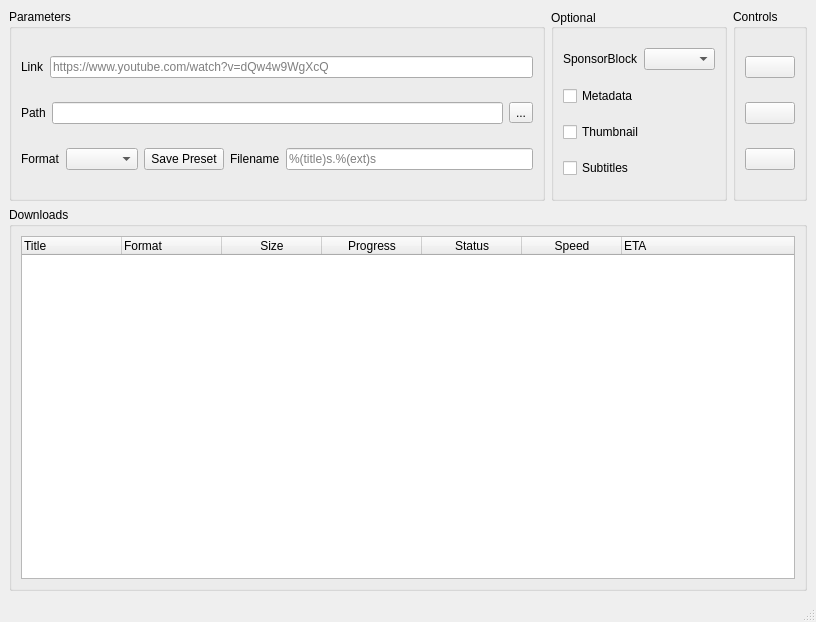
Qt form app/ui/main_window.ui (dsymbol/yt-dlp-gui) before a commit.
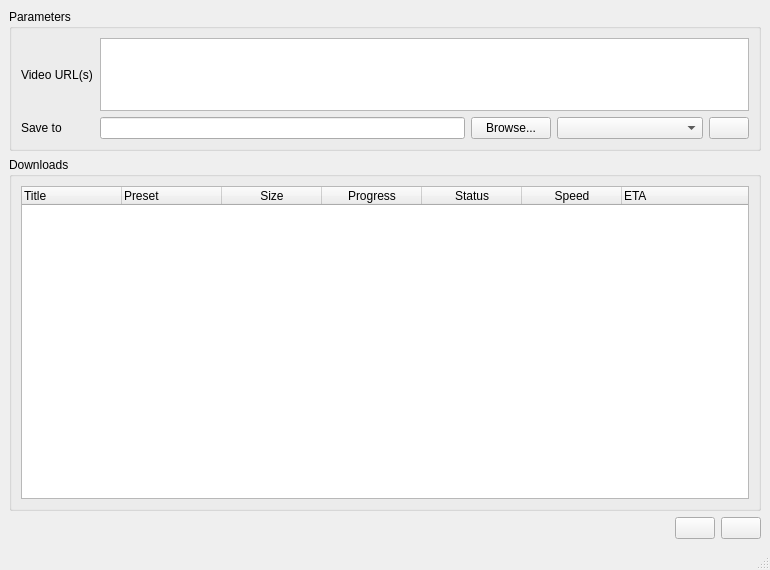
The same form after that commit.

The edit to the form file:
```diff
--- a/app/ui/main_window.ui
+++ b/app/ui/main_window.ui
@@ -6,8 +6,8 @@
    <rect>
     <x>0</x>
     <y>0</y>
-    <width>816</width>
-    <height>622</height>
+    <width>770</width>
+    <height>570</height>
    </rect>
   </property>
   <property name="windowTitle">
@@ -19,140 +19,81 @@
      <pointsize>9</pointsize>
     </font>
    </property>
-   <layout class="QGridLayout" name="gridLayout" rowstretch="2,4">
-    <item row="0" column="2">
-     <widget class="QGroupBox" name="gb_controls">
+   <layout class="QVBoxLayout" name="verticalLayout" stretch="2,5,0">
+    <item>
+     <widget class="QGroupBox" name="gb_params">
       <property name="title">
-       <string>Controls</string>
+       <string>Parameters</string>
       </property>
-      <layout class="QVBoxLayout" name="verticalLayout_2">
-       <item>
-        <widget class="QPushButton" name="pb_add">
-         <property name="toolTip">
-          <string>&lt;html&gt;&lt;head/&gt;&lt;body&gt;&lt;p&gt;Add&lt;/p&gt;&lt;/body&gt;&lt;/html&gt;</string>
+      <layout class="QGridLayout" name="gridLayout" columnstretch="1,5,1,2,0">
+       <item row="2" column="0">
+        <widget class="QLabel" name="lb_path">
+         <property name="sizePolicy">
+          <sizepolicy hsizetype="Preferred" vsizetype="Preferred">
+           <horstretch>0</horstretch>
+           <verstretch>0</verstretch>
+          </sizepolicy>
          </property>
-         <property name="text">
-          <string/>
-         </property>
-         <property name="iconSize">
+         <property name="minimumSize">
           <size>
-           <width>20</width>
-           <height>20</height>
+           <width>0</width>
+           <height>0</height>
           </size>
          </property>
-        </widget>
-       </item>
-       <item>
-        <widget class="QPushButton" name="pb_clear">
-         <property name="toolTip">
-          <string>&lt;html&gt;&lt;head/&gt;&lt;body&gt;&lt;p&gt;Clear&lt;/p&gt;&lt;/body&gt;&lt;/html&gt;</string>
-         </property>
          <property name="text">
-          <string/>
+          <string>Save to</string>
          </property>
-         <property name="iconSize">
-          <size>
-           <width>20</width>
-           <height>20</height>
-          </size>
-         </property>
         </widget>
        </item>
-       <item>
-        <widget class="QPushButton" name="pb_download">
-         <property name="toolTip">
-          <string>&lt;html&gt;&lt;head/&gt;&lt;body&gt;&lt;p&gt;Download&lt;/p&gt;&lt;/body&gt;&lt;/html&gt;</string>
-         </property>
+       <item row="2" column="2">
+        <widget class="QPushButton" name="pb_path">
          <property name="text">
-          <string/>
+          <string>Browse...</string>
          </property>
-         <property name="iconSize">
-          <size>
-           <width>20</width>
-           <height>20</height>
-          </size>
-         </property>
         </widget>
        </item>
-      </layout>
-     </widget>
-    </item>
-    <item row="0" column="1">
-     <widget class="QGroupBox" name="gb_embeds">
-      <property name="title">
-       <string>Optional</string>
-      </property>
-      <property name="alignment">
-       <set>Qt::AlignmentFlag::AlignLeading|Qt::AlignmentFlag::AlignLeft|Qt::AlignmentFlag::AlignVCenter</set>
-      </property>
-      <property name="flat">
-       <bool>false</bool>
-      </property>
-      <property name="checkable">
-       <bool>false</bool>
-      </property>
-      <layout class="QVBoxLayout" name="verticalLayout_3">
-       <item>
-        <layout class="QHBoxLayout" name="horizontalLayout">
-         <item>
-          <widget class="QLabel" name="label">
-           <property name="text">
-            <string>SponsorBlock</string>
-           </property>
-          </widget>
-         </item>
-         <item>
-          <widget class="QComboBox" name="dd_sponsorblock">
-           <item>
-            <property name="text">
-             <string/>
-            </property>
-           </item>
-           <item>
-            <property name="text">
-             <string>remove</string>
-            </property>
-           </item>
-           <item>
-            <property name="text">
-             <string>mark</string>
-            </property>
-           </item>
-          </widget>
-         </item>
-        </layout>
+       <item row="2" column="4">
+        <widget class="QPushButton" name="pb_add"/>
        </item>
-       <item>
-        <widget class="QCheckBox" name="cb_metadata">
-         <property name="text">
-          <string>Metadata</string>
+       <item row="2" column="1">
+        <widget class="QLineEdit" name="le_path">
+         <property name="enabled">
+          <bool>true</bool>
          </property>
-        </widget>
-       </item>
-       <item>
-        <widget class="QCheckBox" name="cb_thumbnail">
-         <property name="text">
-          <string>Thumbnail</string>
+         <property name="readOnly">
+          <bool>true</bool>
          </property>
         </widget>
        </item>
-       <item>
-        <widget class="QCheckBox" name="cb_subtitles">
+       <item row="0" column="0">
+        <widget class="QLabel" name="lb_link">
+         <property name="minimumSize">
+          <size>
+           <width>0</width>
+           <height>0</height>
+          </size>
+         </property>
          <property name="text">
-          <string>Subtitles</string>
+          <string>Video URL(s)</string>
          </property>
         </widget>
        </item>
+       <item row="2" column="3">
+        <widget class="QComboBox" name="dd_preset"/>
+       </item>
+       <item row="0" column="1" colspan="4">
+        <widget class="QPlainTextEdit" name="te_link"/>
+       </item>
       </layout>
      </widget>
     </item>
-    <item row="1" column="0" colspan="3">
-     <widget class="QGroupBox" name="gb_status">
+    <item>
+     <widget class="QGroupBox" name="gb_downloads">
       <property name="title">
        <string>Downloads</string>
       </property>
       <layout class="QGridLayout" name="gridLayout_3">
-       <item row="0" column="0">
+       <item row="1" column="0">
         <widget class="QTreeWidget" name="tw">
          <attribute name="headerVisible">
           <bool>true</bool>
@@ -164,7 +105,7 @@
          </column>
          <column>
           <property name="text">
-           <string>Format</string>
+           <string>Preset</string>
           </property>
          </column>
          <column>
@@ -209,119 +150,54 @@
       </layout>
      </widget>
     </item>
-    <item row="0" column="0">
-     <widget class="QGroupBox" name="gb_params">
-      <property name="title">
-       <string>Parameters</string>
-      </property>
-      <layout class="QVBoxLayout" name="verticalLayout_5">
-       <item>
-        <layout class="QHBoxLayout" name="horizontalLayout_4">
-         <item>
-          <widget class="QLabel" name="lb_link">
-           <property name="minimumSize">
-            <size>
-             <width>0</width>
-             <height>0</height>
-            </size>
-           </property>
-           <property name="text">
-            <string>Link</string>
-           </property>
-          </widget>
-         </item>
-         <item>
-          <widget class="QLineEdit" name="le_link">
-           <property name="placeholderText">
-            <string>https://www.youtube.com/watch?v=dQw4w9WgXcQ</string>
-           </property>
-           <property name="clearButtonEnabled">
-            <bool>true</bool>
-           </property>
-          </widget>
-         </item>
-        </layout>
-       </item>
-       <item>
-        <layout class="QHBoxLayout" name="horizontalLayout_3">
-         <item>
-          <widget class="QLabel" name="lb_path">
-           <property name="minimumSize">
-            <size>
-             <width>0</width>
-             <height>0</height>
-            </size>
-           </property>
-           <property name="text">
-            <string>Path</string>
-           </property>
-          </widget>
-         </item>
-         <item>
-          <widget class="QLineEdit" name="le_path">
-           <property name="enabled">
-            <bool>true</bool>
-           </property>
-           <property name="readOnly">
-            <bool>true</bool>
-           </property>
-          </widget>
-         </item>
-         <item>
-          <widget class="QToolButton" name="tb_path">
-           <property name="text">
-            <string>...</string>
-           </property>
-          </widget>
-         </item>
-        </layout>
-       </item>
-       <item>
-        <layout class="QHBoxLayout" name="horizontalLayout_2">
-         <item>
-          <widget class="QLabel" name="lb_format">
-           <property name="minimumSize">
-            <size>
-             <width>0</width>
-             <height>0</height>
-            </size>
-           </property>
-           <property name="text">
-            <string>Format</string>
-           </property>
-          </widget>
-         </item>
-         <item>
-          <widget class="QComboBox" name="dd_format"/>
-         </item>
-         <item>
-          <widget class="QPushButton" name="pb_save_preset">
-           <property name="text">
-            <string>Save Preset</string>
-           </property>
-          </widget>
-         </item>
-         <item>
-          <widget class="QLabel" name="lb_filename">
-           <property name="text">
-            <string>Filename</string>
-           </property>
-          </widget>
-         </item>
-         <item>
-          <widget class="QLineEdit" name="le_filename">
-           <property name="placeholderText">
-            <string>%(title)s.%(ext)s</string>
-           </property>
-           <property name="clearButtonEnabled">
-            <bool>false</bool>
-           </property>
-          </widget>
-         </item>
-        </layout>
-       </item>
-      </layout>
-     </widget>
+    <item>
+     <layout class="QHBoxLayout" name="horizontalLayout_2">
+      <item>
+       <spacer name="horizontalSpacer_2">
+        <property name="orientation">
+         <enum>Qt::Orientation::Horizontal</enum>
+        </property>
+        <property name="sizeHint" stdset="0">
+         <size>
+          <width>40</width>
+          <height>20</height>
+         </size>
+        </property>
+       </spacer>
+      </item>
+      <item>
+       <widget class="QPushButton" name="pb_clear">
+        <property name="toolTip">
+         <string>&lt;html&gt;&lt;head/&gt;&lt;body&gt;&lt;p&gt;Clear&lt;/p&gt;&lt;/body&gt;&lt;/html&gt;</string>
+        </property>
+        <property name="text">
+         <string/>
+        </property>
+        <property name="iconSize">
+         <size>
+          <width>20</width>
+          <height>20</height>
+         </size>
+        </property>
+       </widget>
+      </item>
+      <item>
+       <widget class="QPushButton" name="pb_download">
+        <property name="toolTip">
+         <string>&lt;html&gt;&lt;head/&gt;&lt;body&gt;&lt;p&gt;Download&lt;/p&gt;&lt;/body&gt;&lt;/html&gt;</string>
+        </property>
+        <property name="text">
+         <string/>
+        </property>
+        <property name="iconSize">
+         <size>
+          <width>20</width>
+          <height>20</height>
+         </size>
+        </property>
+       </widget>
+      </item>
+     </layout>
     </item>
    </layout>
   </widget>
```
Left out of the diff: 3 changed lines with no effect on the pictures.
